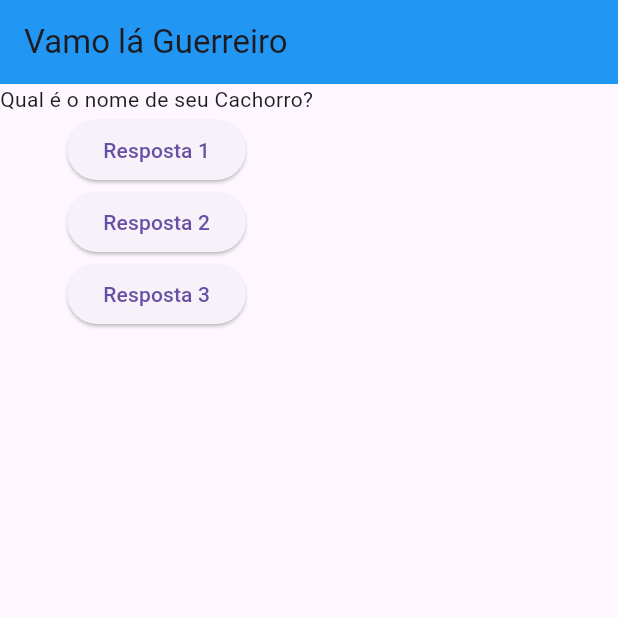
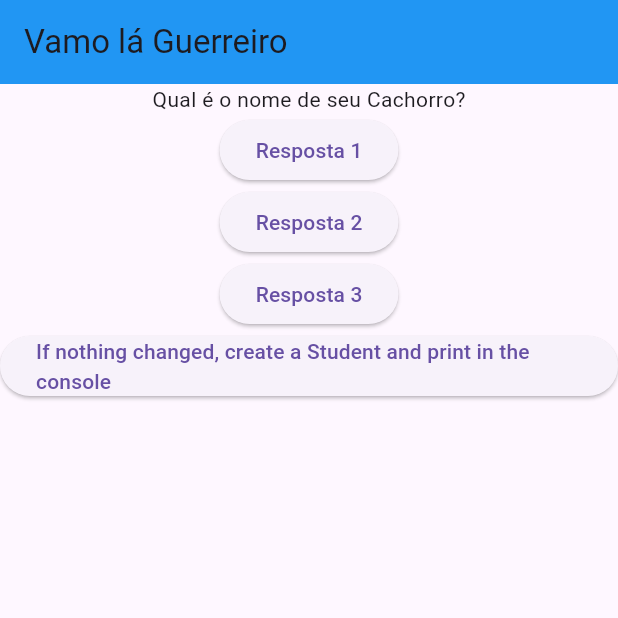
Before and after one commit to IsackAraujo/flutter-studies, a Flutter app: the screen it shows after launch, after a tap on "Resposta 1", on a phone screen of 412 x 824 dp, the top half of it. Run offline on Flutter 3.47's test engine with Material 3 defaults, Android fonts, the phone set to English and light mode, and no system bars.

Commit message:
Adding more features

```diff
--- a/lib/main.dart
+++ b/lib/main.dart
@@ -4,26 +4,45 @@ main (){
   runApp(new PerguntaApp());
 }
 
+class Student{
+
+  String? name;
+  int? age;
+
+  Student({this.name, this.age});
+
+  printStudent(){
+    print("Printing a studend in the console!!! Name: ${this.name}, Age: ${this.age}");
+  }
+}
 class PerguntaAppState extends State<PerguntaApp> {
 
-      var perguntaSelecionada = 0;
+    var perguntaSelecionada = 0;
 
     void responder(){
       setState(() {
+        var aluno = new Student(
+          name: "Carl",
+          age: 14
+        );
+      if(perguntaSelecionada<2 && perguntaSelecionada!= 1){
       perguntaSelecionada++;
+      }else{
+        aluno.printStudent();
+        null;
+      }
       });
       print(perguntaSelecionada);
     }
 
       Widget build(BuildContext context){
 
-
-
     void Function() functionThatWillReturnAnotherFunction() {
       return () {
         print("Im Printing Something!");
       };
     }
+
 
     final perguntas = [
       "Qual é o seu nome?",
@@ -50,6 +69,10 @@ class PerguntaAppState extends State<PerguntaApp> {
             ElevatedButton(
               onPressed: responder,
               child: Text("Resposta 3")
+            ),
+            ElevatedButton(
+              onPressed: responder,
+              child: Text("If nothing changed, create a Student and print in the console")
             )
           ],
         )
```
